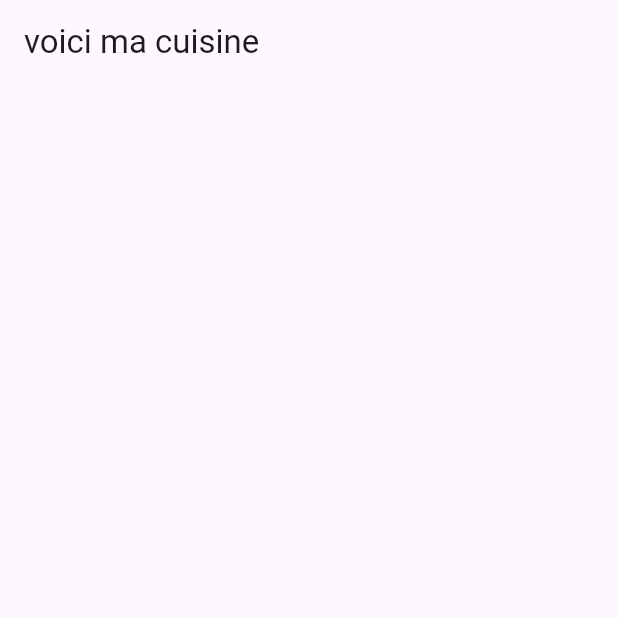
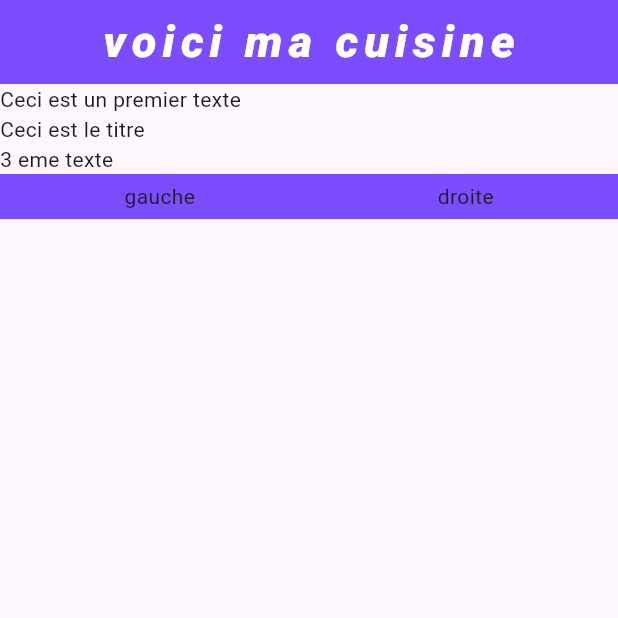
Before and after one commit to SkyBlyvion/good_meal, a Flutter app: the screen it shows after launch, on a phone screen of 412 x 824 dp, the top half of it. Run offline on Flutter 3.47's test engine with Material 3 defaults, Android fonts, the phone set to English and light mode, and no system bars.

Commit message:
add title, home, images

```diff
--- a/lib/main.dart
+++ b/lib/main.dart
@@ -1,3 +1,4 @@
+import 'package:flutter/cupertino.dart';
 import 'package:flutter/material.dart';
 
 /* composants stateles and statefull*/
@@ -5,6 +6,7 @@ import 'package:flutter/material.dart';
 void main() {
   runApp(const Cuisine());
 }
+
 /* stless + tab */
 class Cuisine extends StatelessWidget {
   const Cuisine({super.key});
@@ -16,7 +18,37 @@ class Cuisine extends StatelessWidget {
       debugShowCheckedModeBanner: false,
       home: Scaffold(
         appBar: AppBar(
-          title: Text("voici ma cuisine"),
+          title: const Text(
+            "voici ma cuisine",
+            style: TextStyle(
+              letterSpacing: 4.0,
+              color: Colors.white,
+              fontWeight: FontWeight.w900,
+              fontSize: 30,
+              fontStyle: FontStyle.italic,
+            ),
+          ),
+          centerTitle: true,
+          backgroundColor: Colors.deepPurpleAccent,
+        ),
+        body: Column(
+          crossAxisAlignment: CrossAxisAlignment.start,
+          children: [
+            const Text("Ceci est un premier texte"),
+            const Text("Ceci est le titre"),
+            const Text("3 eme texte"),
+            Container(
+              color: Colors.deepPurpleAccent,
+              padding: const EdgeInsets.fromLTRB(2, 5, 2, 5),
+              child: const Row(
+                mainAxisAlignment: MainAxisAlignment.spaceAround,
+                children: [
+                   Text("gauche"),
+                   Text("droite"),
+                ],
+              ),
+            ),
+          ],
         ),
       ),
     );
--- a/pubspec.yaml
+++ b/pubspec.yaml
@@ -59,8 +59,8 @@ flutter:
   uses-material-design: true
 
   # To add assets to your application, add an assets section, like this:
-  # assets:
-  #   - images/a_dot_burr.jpeg
+assets:
+  - images/
   #   - images/a_dot_ham.jpeg
 
   # An image asset can refer to one or more resolution-specific "variants", see
```
Also changed, not shown: images/p1.jpg (added), images/p10.jpg (added), images/p12.jpg (added), images/p2.jpg (added), images/p3.jpg (added), images/p4.jpg (added), images/p5.jpg (added), images/p6.jpg (added), images/p7.jpg (added), images/p8.jpg (added), images/p9.jpg (added).
